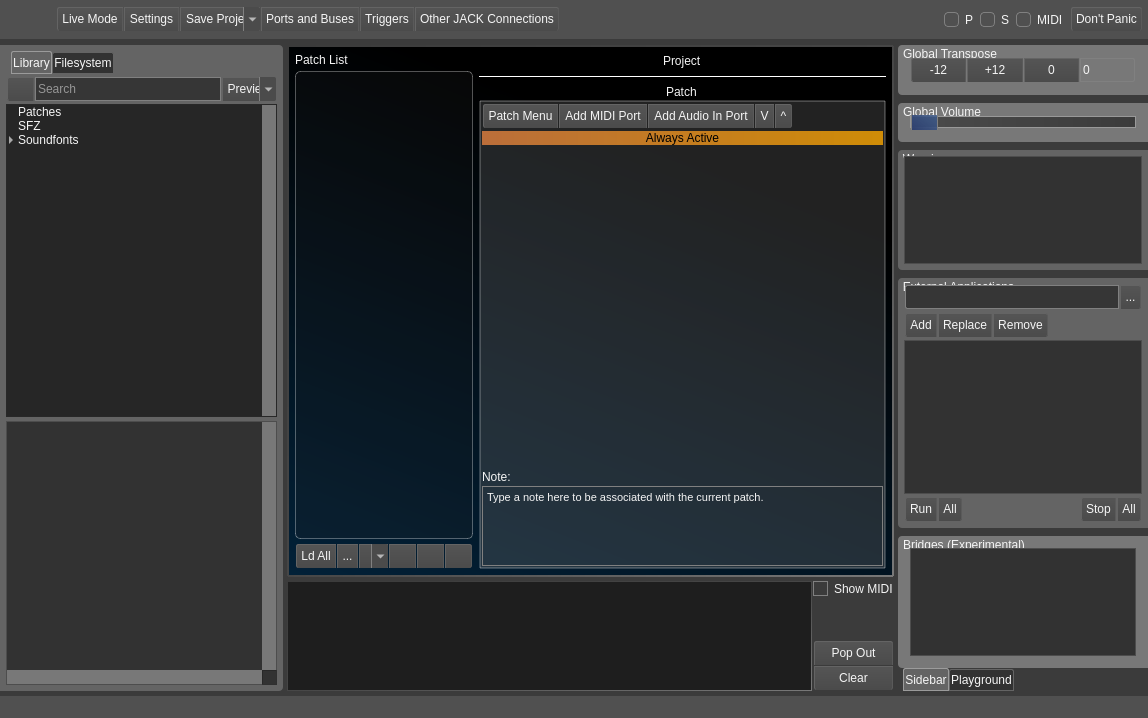
Above: src/mainwindow.ui from noedigcode/konfyt before the change. Below: the same form after it.
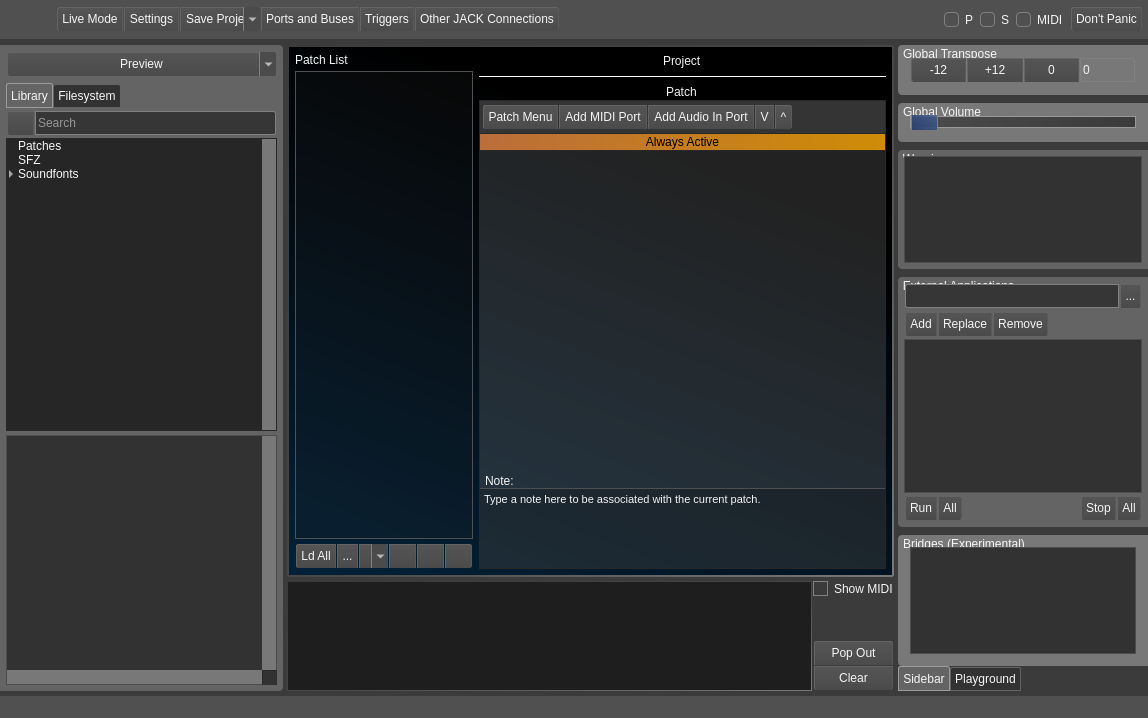
That is the form after the change. The open tabs and pages were chosen to show the change. Icons and pictures are not drawn.

Commit message: Refactor library/filesystem selection and preview mode; Add previewMode for filesystem selections; Library/filesystem tabs and preview button GUI tweaks; Patch area GUI tweaks; Database load soundfont functions refactor.

Diff of the .ui file:
```diff
--- a/src/mainwindow.ui
+++ b/src/mainwindow.ui
@@ -121,6 +121,14 @@
 }
 
 /* ---------------------------------------------------------------------- */
+/* Layer list &quot;toolbar&quot; frame*/
+QFrame#frame_layerListToolbar{
+	margin: 0px;
+	border-radius: 0px;
+	background-color: rgba(80, 80, 80, 100);
+}
+
+/* ---------------------------------------------------------------------- */
 /* GroupBox */
 
 QGroupBox{
@@ -157,8 +165,11 @@
 /* Patch Layers Groupbox */
 QGroupBox#groupBox_PatchLayers {
 	background-color:  rgba(107, 107, 107, 80);
-	border: 2px solid;
-	border-color: rgba(255,255,255,50);
+	border: 1px solid;
+border-radius: 0px;
+/*	border-color: rgba(255,255,255,50);*/
+	border-color: rgb(40,40,40);
+padding: 0px;
 }
 
 /* ---------------------------------------------------------------------- */
@@ -225,16 +236,14 @@
 
 /* Patch List */
 QListView#listWidget_Patches {
-	background-color: rgba(38, 38, 38,50);
-	border: 1px solid rgba(255, 255, 255,80);
-	border-radius: 5px;
+	background-color: rgba(38, 38, 38,50);	
+	border-color: rgb(80,80,80);
 }
 
 /* Layers list widget */
 QListView#listWidget_Layers {
 	background-color:  rgba(107, 107, 107, 0);
-	border: 0px solid;
-	border-color: rgba(255,255,255,50);
+	border: 0px solid;;
 }
 
 /* Selected layer */
@@ -460,7 +469,6 @@
  }
 
  QTabWidget::tab-bar {
-     left: 5px; /* move to the right by 5px */
 
  }
 
@@ -472,8 +480,7 @@
      border-top-left-radius: 2px;
      border-top-right-radius: 2px;
      min-width: 3ex;
-     padding: 1px;
-	height:20px;
+     padding: 4px;
  }
 
  QTabBar::tab:selected, QTabBar::tab:hover {
@@ -482,12 +489,10 @@
 
  QTabBar::tab:selected {
      border-color: #9B9B9B;
-	height: 19px;
  }
 
  QTabBar::tab:!selected {
-     /*margin-top: 2px; /* make non-selected tabs look smaller */
-	height: 18px;
+	/* make non-selected tabs look smaller */
 	margin-top: 1px;
  }
 
@@ -501,8 +506,11 @@
 
 /* Patch note textbrowser */
 QTextBrowser#textBrowser_patchNote {
-	border: 1px solid grey;
-	background-color: rgba(0,0,0,0);
+	border: 1px solid rgb(80,80,80);
+	border-left: 0px;
+	border-right: 0px;
+	border-bottom: 0px;
+	background-color: rgba(0,0,0,50);
 }
 
 /* ---------------------------------------------------------------------- */
@@ -1128,7 +1136,7 @@
             <property name="horizontalSpacing">
              <number>5</number>
             </property>
-            <item row="0" column="0">
+            <item row="1" column="0">
              <widget class="QSplitter" name="splitter_library">
               <property name="sizePolicy">
                <sizepolicy hsizetype="Preferred" vsizetype="Expanding">
@@ -1271,45 +1279,14 @@
                        <string>Search library</string>
                       </property>
                       <property name="styleSheet">
-                       <string notr="true">border-radius: 0;</string>
+                       <string notr="true">border-top-left-radius: 0;
+border-bottom-left-radius: 0;</string>
                       </property>
                       <property name="placeholderText">
                        <string>Search</string>
                       </property>
                      </widget>
                     </item>
-                    <item>
-                     <widget class="QToolButton" name="toolButton_LibraryPreview">
-                      <property name="sizePolicy">
-                       <sizepolicy hsizetype="Minimum" vsizetype="Minimum">
-                        <horstretch>0</horstretch>
-                        <verstretch>0</verstretch>
-                       </sizepolicy>
-                      </property>
-                      <property name="maximumSize">
-                       <size>
-                        <width>16777215</width>
-                        <height>16777215</height>
-                       </size>
-                      </property>
-                      <property name="toolTip">
-                       <string>Toggle Preview Mode for previewing library items</string>
-                      </property>
-                      <property name="styleSheet">
-                       <string notr="true">border-top-left-radius: 0;
-border-bottom-left-radius: 0;</string>
-                      </property>
-                      <property name="text">
-                       <string>Preview</string>
-                      </property>
-                      <property name="checkable">
-                       <bool>true</bool>
-                      </property>
-                      <property name="popupMode">
-                       <enum>QToolButton::MenuButtonPopup</enum>
-                      </property>
-                     </widget>
-                    </item>
                    </layout>
                   </widget>
                  </item>
@@ -1788,6 +1765,83 @@
               </widget>
              </widget>
             </item>
+            <item row="0" column="0">
+             <widget class="QFrame" name="frame_preview">
+              <property name="minimumSize">
+               <size>
+                <width>0</width>
+                <height>26</height>
+               </size>
+              </property>
+              <property name="maximumSize">
+               <size>
+                <width>16777215</width>
+                <height>26</height>
+               </size>
+              </property>
+              <property name="styleSheet">
+               <string notr="true"/>
+              </property>
+              <property name="frameShape">
+               <enum>QFrame::StyledPanel</enum>
+              </property>
+              <property name="frameShadow">
+               <enum>QFrame::Raised</enum>
+              </property>
+              <property name="buttonFrame" stdset="0">
+               <bool>true</bool>
+              </property>
+              <layout class="QHBoxLayout" name="horizontalLayout_66">
+               <property name="spacing">
+                <number>1</number>
+               </property>
+               <property name="leftMargin">
+                <number>0</number>
+               </property>
+               <property name="topMargin">
+                <number>0</number>
+               </property>
+               <property name="rightMargin">
+                <number>0</number>
+               </property>
+               <property name="bottomMargin">
+                <number>0</number>
+               </property>
+               <item>
+                <widget class="QToolButton" name="toolButton_LibraryPreview">
+                 <property name="sizePolicy">
+                  <sizepolicy hsizetype="Minimum" vsizetype="Minimum">
+                   <horstretch>0</horstretch>
+                   <verstretch>0</verstretch>
+                  </sizepolicy>
+                 </property>
+                 <property name="maximumSize">
+                  <size>
+                   <width>16777215</width>
+                   <height>16777215</height>
+                  </size>
+                 </property>
+                 <property name="toolTip">
+                  <string>Toggle Preview Mode for previewing library items</string>
+                 </property>
+                 <property name="styleSheet">
+                  <string notr="true">
+</string>
+                 </property>
+                 <property name="text">
+                  <string>Preview</string>
+                 </property>
+                 <property name="checkable">
+                  <bool>true</bool>
+                 </property>
+                 <property name="popupMode">
+                  <enum>QToolButton::MenuButtonPopup</enum>
+                 </property>
+                </widget>
+               </item>
+              </layout>
+             </widget>
+            </item>
            </layout>
           </widget>
          </item>
@@ -2066,7 +2120,7 @@
          </size>
         </property>
         <property name="currentIndex">
-         <number>4</number>
+         <number>0</number>
         </property>
         <widget class="QWidget" name="PatchPage">
          <property name="konfytGradient" stdset="0">
@@ -2142,7 +2196,7 @@
                   </size>
                  </property>
                  <property name="styleSheet">
-                  <string notr="true"/>
+                  <string notr="true">border-radius: 0;</string>
                  </property>
                  <property name="dragEnabled">
                   <bool>false</bool>
@@ -2531,12 +2585,19 @@
                       <property name="bottomMargin">
                        <number>0</number>
                       </property>
-                      <property name="horizontalSpacing">
+                      <property name="spacing">
                        <number>0</number>
                       </property>
-                      <property name="verticalSpacing">
-                       <number>2</number>
-                      </property>
+                      <item row="3" column="0">
+                       <widget class="QLabel" name="label_21">
+                        <property name="styleSheet">
+                         <string notr="true">padding-left: 2px;</string>
+                        </property>
+                        <property name="text">
+                         <string>Note:</string>
+                        </property>
+                       </widget>
+                      </item>
                       <item row="4" column="0">
                        <widget class="QTextBrowser" name="textBrowser_patchNote">
                         <property name="maximumSize">
@@ -2560,7 +2621,44 @@
                         </property>
                        </widget>
                       </item>
+                      <item row="2" column="0">
+                       <widget class="QListWidget" name="listWidget_Layers">
+                        <property name="styleSheet">
+                         <string notr="true"/>
+                        </property>
+                        <property name="verticalScrollMode">
+                         <enum>QAbstractItemView::ScrollPerPixel</enum>
+                        </property>
+                       </widget>
+                      </item>
                       <item row="0" column="0">
+                       <widget class="QFrame" name="frame_layerListToolbar">
+                        <property name="minimumSize">
+                         <size>
+                          <width>0</width>
+                          <height>0</height>
+                         </size>
+                        </property>
+                        <property name="frameShape">
+                         <enum>QFrame::StyledPanel</enum>
+                        </property>
+                        <property name="frameShadow">
+                         <enum>QFrame::Raised</enum>
+                        </property>
+                        <layout class="QHBoxLayout" name="horizontalLayout_67">
+                         <property name="leftMargin">
+                          <number>2</number>
+                         </property>
+                         <property name="topMargin">
+                          <number>3</number>
+                         </property>
+                         <property name="rightMargin">
+                          <number>2</number>
+                         </property>
+                         <property name="bottomMargin">
+                          <number>3</number>
+                         </property>
+                         <item>
                        <widget class="QFrame" name="frame_20">
                         <property name="sizePolicy">
                          <sizepolicy hsizetype="Maximum" vsizetype="Preferred">
@@ -2738,28 +2836,30 @@
                         </layout>
                        </widget>
                       </item>
-                      <item row="2" column="0">
-                       <widget class="QListWidget" name="listWidget_Layers">
-                        <property name="styleSheet">
-                         <string notr="true"/>
-                        </property>
-                        <property name="verticalScrollMode">
-                         <enum>QAbstractItemView::ScrollPerPixel</enum>
-                        </property>
-                       </widget>
-                      </item>
-                      <item row="3" column="0">
-                       <widget class="QLabel" name="label_21">
-                        <property name="text">
-                         <string>Note:</string>
-                        </property>
+                         <item>
+                          <spacer name="horizontalSpacer_18">
+                           <property name="orientation">
+                            <enum>Qt::Horizontal</enum>
+                           </property>
+                           <property name="sizeHint" stdset="0">
+                            <size>
+                             <width>40</width>
+                             <height>20</height>
+                            </size>
+                           </property>
+                          </spacer>
+                         </item>
+                        </layout>
                        </widget>
                       </item>
                       <item row="1" column="0">
                        <widget class="QLabel" name="label_patch_alwaysActive">
                         <property name="styleSheet">
                          <string notr="true">background-color: qlineargradient(spread:pad, x1:0, y1:0, x2:1, y2:0, stop:0 rgba(229, 130, 64, 200), stop:1 rgba(255, 170, 0, 200));
-color: rgb(0, 0, 0);</string>
+color: rgb(0, 0, 0);
+padding: 1px;
+border-top: 1px solid rgb(40,40,40);
+border-bottom: 1px solid rgb(40,40,40);</string>
                         </property>
                         <property name="text">
                          <string>Always Active</string>
@@ -2771,10 +2871,10 @@
                       </item>
                      </layout>
                      <zorder>listWidget_Layers</zorder>
-                     <zorder>frame_20</zorder>
                      <zorder>textBrowser_patchNote</zorder>
                      <zorder>label_21</zorder>
                      <zorder>label_patch_alwaysActive</zorder>
+                     <zorder>frame_layerListToolbar</zorder>
                     </widget>
                    </item>
                   </layout>
```
Lines whose indentation alone changed are shown as unchanged. The commit also changes 5 other files.
